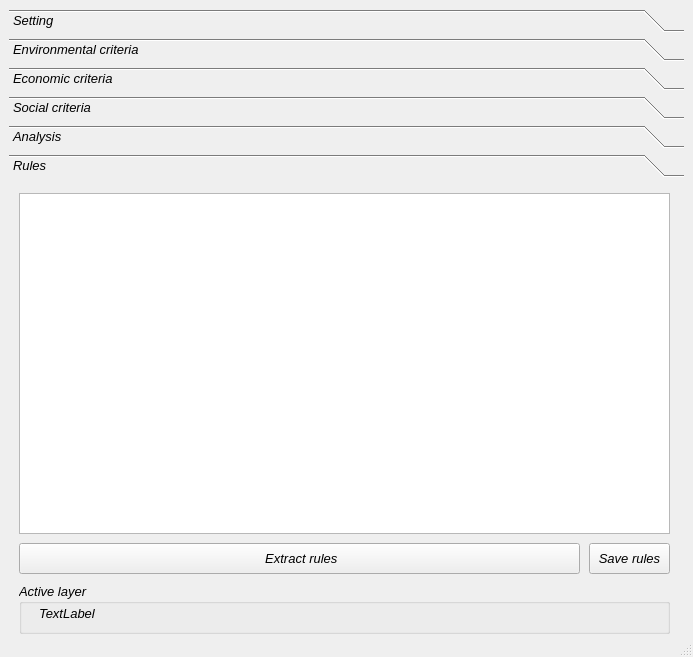
Qt form geoSUIT.ui (gmassei/geoUmbriaSUIT) before a commit.
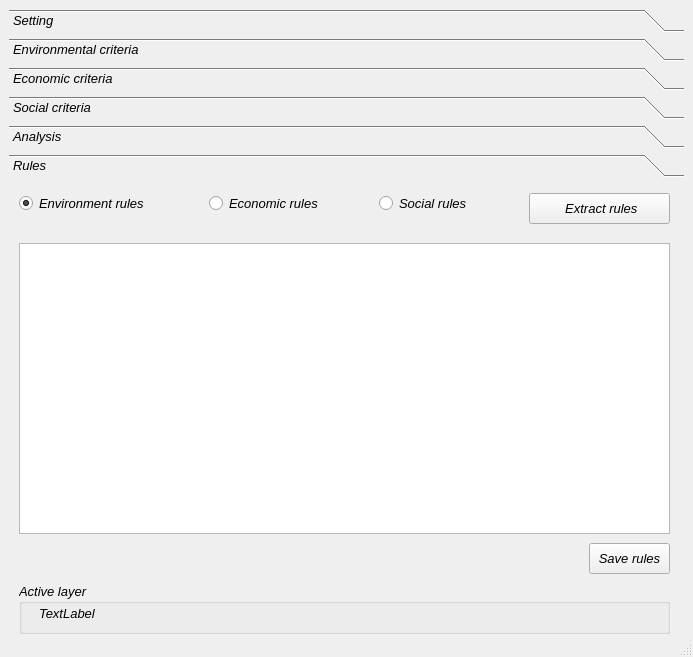
The same form after that commit. The open tabs and pages were chosen to show the change.

Patch:
```diff
--- a/geoSUIT.ui
+++ b/geoSUIT.ui
@@ -40,7 +40,7 @@
    <property name="sizeConstraint">
     <enum>QLayout::SetDefaultConstraint</enum>
    </property>
-   <item row="0" column="0">
+   <item row="0" column="1">
     <widget class="QToolBox" name="toolBox">
      <property name="enabled">
       <bool>true</bool>
@@ -1623,9 +1623,9 @@
       <widget class="QPushButton" name="CritExtractBtn">
        <property name="geometry">
         <rect>
-         <x>10</x>
-         <y>360</y>
-         <width>561</width>
+         <x>520</x>
+         <y>10</y>
+         <width>141</width>
          <height>31</height>
         </rect>
        </property>
@@ -1637,9 +1637,9 @@
        <property name="geometry">
         <rect>
          <x>10</x>
-         <y>10</y>
+         <y>60</y>
          <width>651</width>
-         <height>341</height>
+         <height>291</height>
         </rect>
        </property>
       </widget>
@@ -1682,6 +1682,48 @@
         </property>
        </widget>
       </widget>
+      <widget class="QRadioButton" name="EnvRadioBtn">
+       <property name="geometry">
+        <rect>
+         <x>10</x>
+         <y>10</y>
+         <width>131</width>
+         <height>21</height>
+        </rect>
+       </property>
+       <property name="text">
+        <string>Environment rules</string>
+       </property>
+       <property name="checked">
+        <bool>true</bool>
+       </property>
+      </widget>
+      <widget class="QRadioButton" name="EcoRadioBtn">
+       <property name="geometry">
+        <rect>
+         <x>200</x>
+         <y>10</y>
+         <width>111</width>
+         <height>21</height>
+        </rect>
+       </property>
+       <property name="text">
+        <string>Economic rules</string>
+       </property>
+      </widget>
+      <widget class="QRadioButton" name="SocRadioBtn">
+       <property name="geometry">
+        <rect>
+         <x>370</x>
+         <y>10</y>
+         <width>101</width>
+         <height>21</height>
+        </rect>
+       </property>
+       <property name="text">
+        <string>Social rules</string>
+       </property>
+      </widget>
      </widget>
     </widget>
    </item>
```
Left out of the diff: 2 changed lines with no effect on the pictures.
